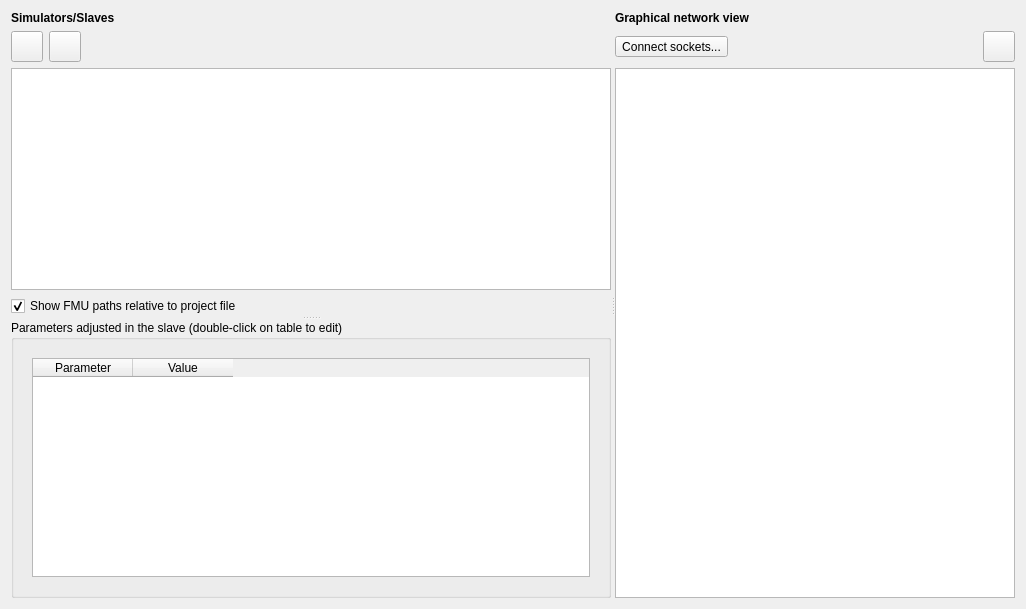
ghorwin/MasterSim, file MasterSimulatorUI/src/MSIMViewSlaves.ui: the form before one commit.
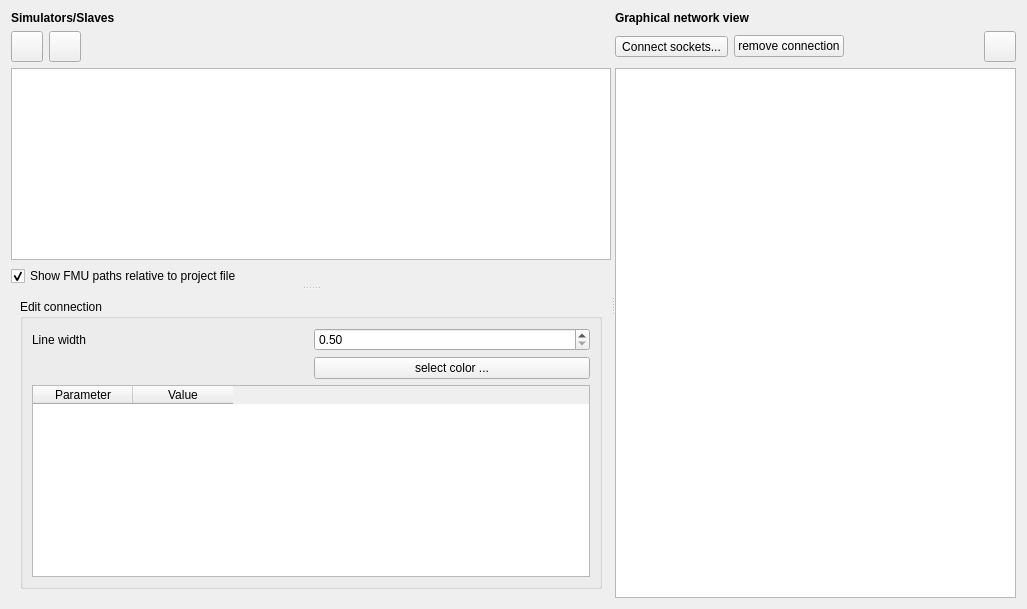
The form after the commit. The open tabs and pages were chosen to show the change. Icons and pictures are not drawn. Custom widgets are drawn as their Qt base class.

Commit message: add equation text that is shown in a rectangle within the connector, add option to modify line width and color

Patch:
```diff
--- a/MasterSimulatorUI/src/MSIMViewSlaves.ui
+++ b/MasterSimulatorUI/src/MSIMViewSlaves.ui
@@ -6,15 +6,15 @@
    <rect>
     <x>0</x>
     <y>0</y>
-    <width>1026</width>
+    <width>1027</width>
     <height>609</height>
    </rect>
   </property>
   <property name="windowTitle">
    <string>Form</string>
   </property>
-  <layout class="QVBoxLayout" name="verticalLayout">
-   <item>
+  <layout class="QGridLayout" name="gridLayout_3">
+   <item row="0" column="0">
     <widget class="QSplitter" name="splitter_2">
      <property name="orientation">
       <enum>Qt::Horizontal</enum>
@@ -121,43 +121,80 @@
         </item>
        </layout>
       </widget>
-      <widget class="QGroupBox" name="groupBox">
-       <property name="title">
-        <string>Parameters adjusted in the slave (double-click on table to edit)</string>
-       </property>
-       <layout class="QVBoxLayout" name="verticalLayout_4">
-        <item>
-         <widget class="QStackedWidget" name="stackedWidget">
-          <widget class="QWidget" name="pageProperties">
-           <layout class="QVBoxLayout" name="verticalLayout_2">
-            <item>
-             <widget class="QTableWidget" name="widgetProperties">
-              <property name="alternatingRowColors">
-               <bool>true</bool>
-              </property>
-              <property name="selectionMode">
-               <enum>QAbstractItemView::NoSelection</enum>
-              </property>
-              <property name="selectionBehavior">
-               <enum>QAbstractItemView::SelectRows</enum>
-              </property>
-              <column>
-               <property name="text">
-                <string>Parameter</string>
-               </property>
-              </column>
-              <column>
-               <property name="text">
-                <string>Value</string>
-               </property>
-              </column>
-             </widget>
-            </item>
-           </layout>
-          </widget>
-          <widget class="QWidget" name="pageConnectors">
+      <widget class="QStackedWidget" name="stackedWidget">
+       <widget class="QWidget" name="pageProperties">
+        <layout class="QVBoxLayout" name="verticalLayout_2">
+         <item>
+          <widget class="QGroupBox" name="groupBox_2">
+           <property name="title">
+            <string>Parameters adjusted in the slave (double-click on table to edit)</string>
+           </property>
            <layout class="QVBoxLayout" name="verticalLayout_3">
             <item>
+             <widget class="QTableWidget" name="widgetProperties">
+              <property name="alternatingRowColors">
+               <bool>true</bool>
+              </property>
+              <property name="selectionMode">
+               <enum>QAbstractItemView::NoSelection</enum>
+              </property>
+              <property name="selectionBehavior">
+               <enum>QAbstractItemView::SelectRows</enum>
+              </property>
+              <column>
+               <property name="text">
+                <string>Parameter</string>
+               </property>
+              </column>
+              <column>
+               <property name="text">
+                <string>Value</string>
+               </property>
+              </column>
+             </widget>
+            </item>
+           </layout>
+          </widget>
+         </item>
+        </layout>
+       </widget>
+       <widget class="QWidget" name="pageConnectors">
+        <layout class="QVBoxLayout" name="verticalLayout">
+         <item>
+          <widget class="QGroupBox" name="groupBox">
+           <property name="title">
+            <string>Edit connection</string>
+           </property>
+           <layout class="QVBoxLayout" name="verticalLayout_4">
+            <item>
+             <layout class="QGridLayout" name="gridLayout_4">
+              <item row="0" column="1">
+               <widget class="QDoubleSpinBox" name="doubleSpinBoxLinewidth">
+                <property name="minimum">
+                 <double>0.500000000000000</double>
+                </property>
+                <property name="maximum">
+                 <double>10.000000000000000</double>
+                </property>
+               </widget>
+              </item>
+              <item row="0" column="0">
+               <widget class="QLabel" name="label">
+                <property name="text">
+                 <string>Line width</string>
+                </property>
+               </widget>
+              </item>
+              <item row="1" column="1">
+               <widget class="QPushButton" name="pushButtonSelectColor">
+                <property name="text">
+                 <string>select color ...</string>
+                </property>
+               </widget>
+              </item>
+             </layout>
+            </item>
+            <item>
              <widget class="QTableWidget" name="widgetConnectors">
               <property name="alternatingRowColors">
                <bool>true</bool>
@@ -182,14 +219,27 @@
             </item>
            </layout>
           </widget>
-         </widget>
-        </item>
-       </layout>
+         </item>
+        </layout>
+       </widget>
       </widget>
      </widget>
      <widget class="QWidget" name="layoutWidget2">
       <layout class="QGridLayout" name="gridLayout_2">
-       <item row="2" column="0" colspan="4">
+       <item row="1" column="2" colspan="2">
+        <spacer name="horizontalSpacer_3">
+         <property name="orientation">
+          <enum>Qt::Horizontal</enum>
+         </property>
+         <property name="sizeHint" stdset="0">
+          <size>
+           <width>146</width>
+           <height>28</height>
+          </size>
+         </property>
+        </spacer>
+       </item>
+       <item row="2" column="0" colspan="5">
         <widget class="BLOCKMOD::ZoomMeshGraphicsView" name="blockModWidget">
          <property name="sizePolicy">
           <sizepolicy hsizetype="Expanding" vsizetype="Expanding">
@@ -205,7 +255,17 @@
          </property>
         </widget>
        </item>
-       <item row="0" column="0" colspan="4">
+       <item row="1" column="0">
+        <widget class="QToolButton" name="toolButtonCreateConnection">
+         <property name="toolTip">
+          <string>Switches to connection mode.</string>
+         </property>
+         <property name="text">
+          <string>Connect sockets...</string>
+         </property>
+        </widget>
+       </item>
+       <item row="0" column="0" colspan="5">
         <widget class="QLabel" name="label_3">
          <property name="font">
           <font>
@@ -217,17 +277,7 @@
          </property>
         </widget>
        </item>
-       <item row="1" column="0">
-        <widget class="QToolButton" name="toolButtonCreateConnection">
-         <property name="toolTip">
-          <string>Switches to connection mode.</string>
-         </property>
-         <property name="text">
-          <string>Connect sockets...</string>
-         </property>
-        </widget>
-       </item>
-       <item row="1" column="3">
+       <item row="1" column="4">
         <widget class="QToolButton" name="toolButtonPrint">
          <property name="icon">
           <iconset resource="../resources/MasterSimulator.qrc">
@@ -241,18 +291,22 @@
          </property>
         </widget>
        </item>
-       <item row="1" column="1" colspan="2">
-        <spacer name="horizontalSpacer_3">
-         <property name="orientation">
-          <enum>Qt::Horizontal</enum>
+       <item row="1" column="1">
+        <widget class="QPushButton" name="pushButtonDeleteConnection">
+         <property name="sizePolicy">
+          <sizepolicy hsizetype="Fixed" vsizetype="Fixed">
+           <horstretch>0</horstretch>
+           <verstretch>0</verstretch>
+          </sizepolicy>
          </property>
-         <property name="sizeHint" stdset="0">
-          <size>
-           <width>146</width>
-           <height>28</height>
-          </size>
+         <property name="text">
+          <string>remove connection</string>
          </property>
-        </spacer>
+         <property name="icon">
+          <iconset resource="../resources/MasterSimulator.qrc">
+           <normaloff>:/gfx/actions/24x24/minus.png</normaloff>:/gfx/actions/24x24/minus.png</iconset>
+         </property>
+        </widget>
        </item>
       </layout>
      </widget>
```
Left out of the diff: 112 changed lines with no effect on the pictures. The commit also changes 8 other files.
